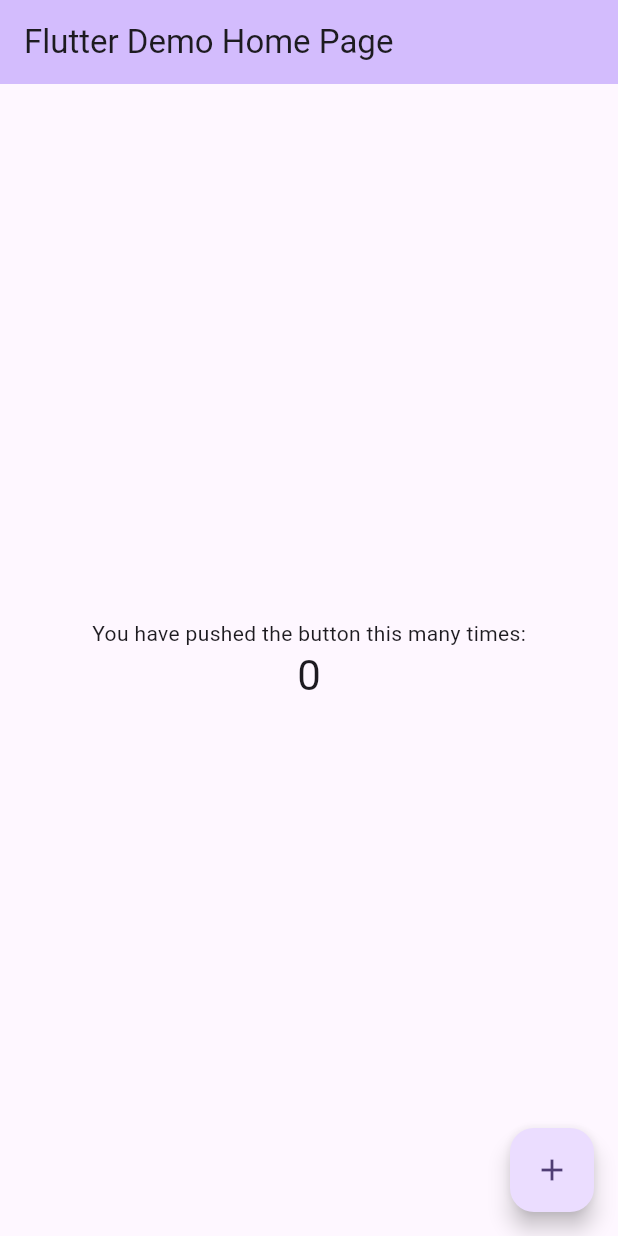
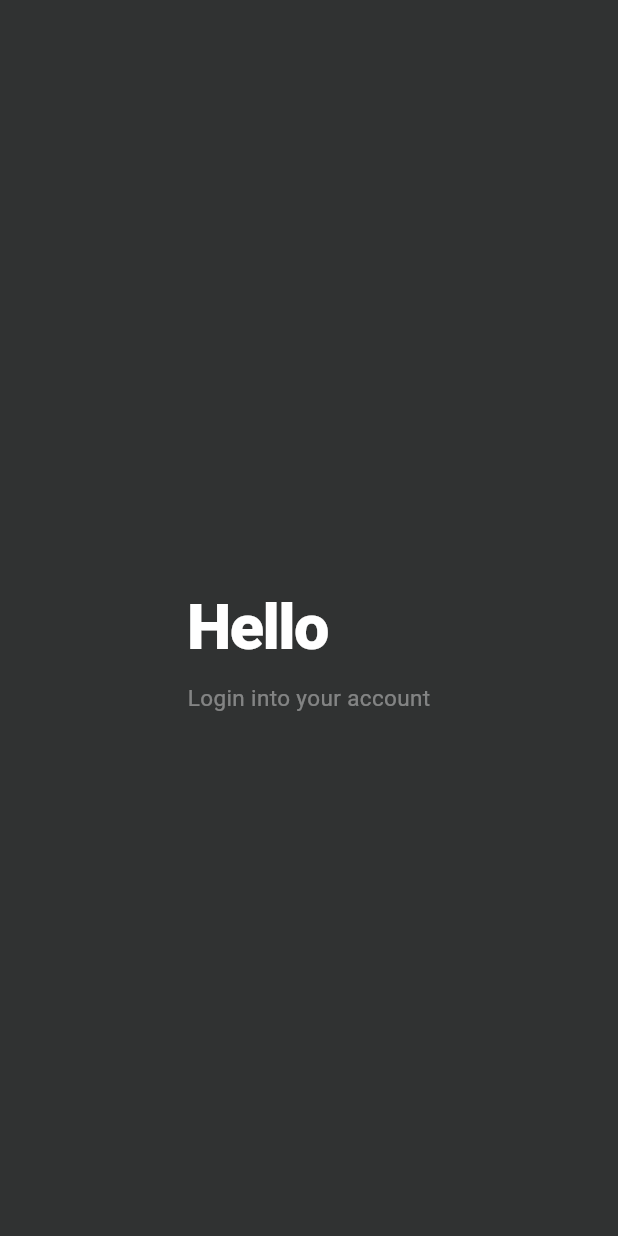
Before and after one commit to AndriySakharchukZuc/TPSIT-5ID-ZUCCANTE, a Flutter app: the screen it shows after launch, on a phone screen of 412 x 824 dp. Run offline on Flutter 3.47's test engine with Material 3 defaults, Android fonts, the phone set to English and light mode, and no system bars; our stand-ins replace sqflite; accounts and stored records are empty.

Commit message:
Started to make login screen in main (for tests)

```diff
--- a/zadanko/lib/main.dart
+++ b/zadanko/lib/main.dart
@@ -7,115 +7,54 @@ void main() {
 class MyApp extends StatelessWidget {
   const MyApp({super.key});
 
-  // This widget is the root of your application.
   @override
   Widget build(BuildContext context) {
     return MaterialApp(
-      title: 'Flutter Demo',
-      theme: ThemeData(
-        // This is the theme of your application.
-        //
-        // TRY THIS: Try running your application with "flutter run". You'll see
-        // the application has a purple toolbar. Then, without quitting the app,
-        // try changing the seedColor in the colorScheme below to Colors.green
-        // and then invoke "hot reload" (save your changes or press the "hot
-        // reload" button in a Flutter-supported IDE, or press "r" if you used
-        // the command line to start the app).
-        //
-        // Notice that the counter didn't reset back to zero; the application
-        // state is not lost during the reload. To reset the state, use hot
-        // restart instead.
-        //
-        // This works for code too, not just values: Most code changes can be
-        // tested with just a hot reload.
-        colorScheme: .fromSeed(seedColor: Colors.deepPurple),
-      ),
-      home: const MyHomePage(title: 'Flutter Demo Home Page'),
+      debugShowCheckedModeBanner: false,
+      theme: ThemeData.dark(),
+      home: const LoginScreen(),
     );
   }
 }
 
-class MyHomePage extends StatefulWidget {
-  const MyHomePage({super.key, required this.title});
+class LoginNotifier extends ChangeNotifier {}
 
-  // This widget is the home page of your application. It is stateful, meaning
-  // that it has a State object (defined below) that contains fields that affect
-  // how it looks.
-
-  // This class is the configuration for the state. It holds the values (in this
-  // case the title) provided by the parent (in this case the App widget) and
-  // used by the build method of the State. Fields in a Widget subclass are
-  // always marked "final".
-
-  final String title;
-
-  @override
-  State<MyHomePage> createState() => _MyHomePageState();
-}
-
-class _MyHomePageState extends State<MyHomePage> {
-  int _counter = 0;
-
-  void _incrementCounter() {
-    setState(() {
-      // This call to setState tells the Flutter framework that something has
-      // changed in this State, which causes it to rerun the build method below
-      // so that the display can reflect the updated values. If we changed
-      // _counter without calling setState(), then the build method would not be
-      // called again, and so nothing would appear to happen.
-      _counter++;
-    });
-  }
+class LoginScreen extends StatelessWidget {
+  const LoginScreen({super.key});
 
   @override
   Widget build(BuildContext context) {
-    // This method is rerun every time setState is called, for instance as done
-    // by the _incrementCounter method above.
-    //
-    // The Flutter framework has been optimized to make rerunning build methods
-    // fast, so that you can just rebuild anything that needs updating rather
-    // than having to individually change instances of widgets.
     return Scaffold(
-      appBar: AppBar(
-        // TRY THIS: Try changing the color here to a specific color (to
-        // Colors.amber, perhaps?) and trigger a hot reload to see the AppBar
-        // change color while the other colors stay the same.
-        backgroundColor: Theme.of(context).colorScheme.inversePrimary,
-        // Here we take the value from the MyHomePage object that was created by
-        // the App.build method, and use it to set our appbar title.
-        title: Text(widget.title),
-      ),
+      backgroundColor: Color.fromARGB(255, 48, 50, 50),
       body: Center(
-        // Center is a layout widget. It takes a single child and positions it
-        // in the middle of the parent.
-        child: Column(
-          // Column is also a layout widget. It takes a list of children and
-          // arranges them vertically. By default, it sizes itself to fit its
-          // children horizontally, and tries to be as tall as its parent.
-          //
-          // Column has various properties to control how it sizes itself and
-          // how it positions its children. Here we use mainAxisAlignment to
-          // center the children vertically; the main axis here is the vertical
-          // axis because Columns are vertical (the cross axis would be
-          // horizontal).
-          //
-          // TRY THIS: Invoke "debug painting" (choose the "Toggle Debug Paint"
-          // action in the IDE, or press "p" in the console), to see the
-          // wireframe for each widget.
-          mainAxisAlignment: .center,
-          children: [
-            const Text('You have pushed the button this many times:'),
-            Text(
-              '$_counter',
-              style: Theme.of(context).textTheme.headlineMedium,
+        child: SingleChildScrollView(
+          padding: EdgeInsets.symmetric(horizontal: 20),
+          child: Form(
+            child: Column(
+              crossAxisAlignment: CrossAxisAlignment.start,
+              children: [
+                SizedBox(height: 40),
+                Text(
+                  'Hello',
+                  style: TextStyle(
+                    color: Colors.white,
+                    fontSize: 42,
+                    fontWeight: FontWeight.w800,
+                    letterSpacing: -1,
+                  ),
+                ),
+                SizedBox(height: 6),
+                Text(
+                  'Login into your account',
+                  style: TextStyle(
+                    color: Colors.white.withValues(alpha: 0.4),
+                    fontSize: 15,
+                  ),
+                ),
+              ],
             ),
-          ],
+          ),
         ),
-      ),
-      floatingActionButton: FloatingActionButton(
-        onPressed: _incrementCounter,
-        tooltip: 'Increment',
-        child: const Icon(Icons.add),
       ),
     );
   }
```
